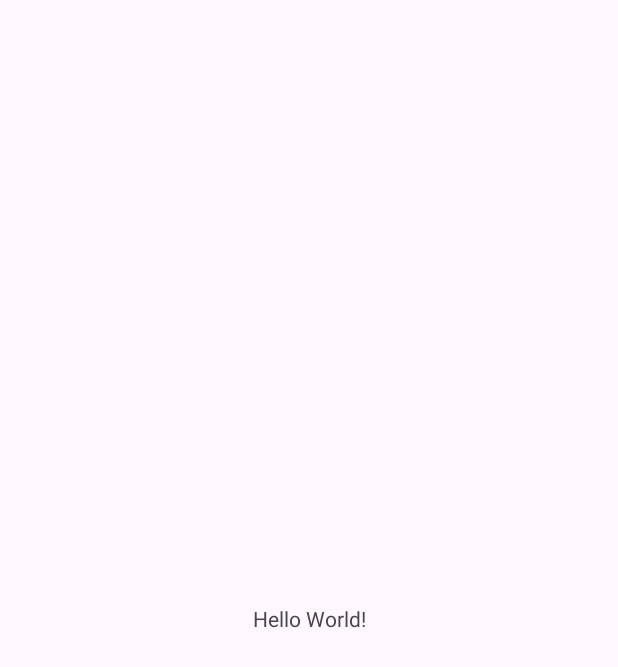
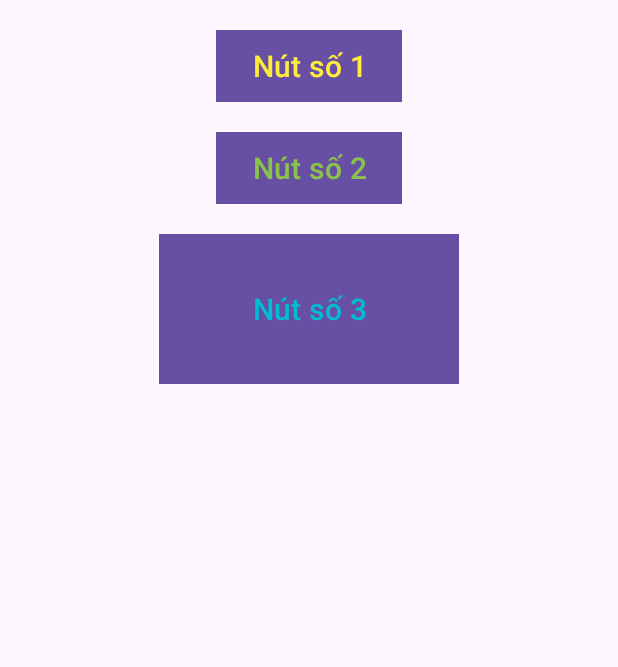
Before and after one commit to QuangHy1/63133174-AndroidProgramming, an Android app: the screen it shows after launch (MainActivity), on a phone screen of 412 x 824 dp. Before the commit the part shown is almost empty. Shown: the top 667 px of the screen. Run offline under Robolectric (Android 15) with nearby library versions, the light colour scheme and no system bars.

Commit message:
Vidu1
Đã xong vidu1 cho Android

```diff
--- a/Vidu1/app/src/main/res/layout/activity_main.xml
+++ b/Vidu1/app/src/main/res/layout/activity_main.xml
@@ -1,18 +1,45 @@
 <?xml version="1.0" encoding="utf-8"?>
-<androidx.constraintlayout.widget.ConstraintLayout xmlns:android="http://schemas.android.com/apk/res/android"
+<LinearLayout xmlns:android="http://schemas.android.com/apk/res/android"
     xmlns:app="http://schemas.android.com/apk/res-auto"
     xmlns:tools="http://schemas.android.com/tools"
     android:layout_width="match_parent"
     android:layout_height="match_parent"
+    android:orientation="vertical"
+    android:gravity="center|top"
     tools:context=".MainActivity">
 
-    <TextView
+    <Button
+        android:id="@+id/nutso1"
         android:layout_width="wrap_content"
         android:layout_height="wrap_content"
-        android:text="Hello World!"
-        app:layout_constraintBottom_toBottomOf="parent"
-        app:layout_constraintEnd_toEndOf="parent"
-        app:layout_constraintStart_toStartOf="parent"
-        app:layout_constraintTop_toTopOf="parent" />
+        android:text="Nút số 1"
+        android:textSize="20dp"
+        android:textColor="#FFEB3B"
+        android:background="#673AB7"
+        android:layout_marginTop="20dp"
+        />
+    <Button
+        android:id="@+id/nutso2"
+        android:layout_width="wrap_content"
+        android:layout_height="wrap_content"
+        android:text="Nút số 2"
+        android:textSize="20dp"
+        android:textColor="#8BC34A"
+        android:background="#FFEB3B"
+        android:layout_marginTop="20dp"
+        />
+    <Button
+        android:id="@+id/nutso3"
+        android:layout_width="wrap_content"
+        android:layout_height="wrap_content"
+        android:text="Nút số 3"
+        android:textSize="20dp"
+        android:textColor="#00BCD4"
+        android:background="#FFEB3B"
+        android:layout_marginTop="20dp"
+        android:width="200dp"
+        android:height="100dp"
+        />
 
-</androidx.constraintlayout.widget.ConstraintLayout>
+
+</LinearLayout>
```
